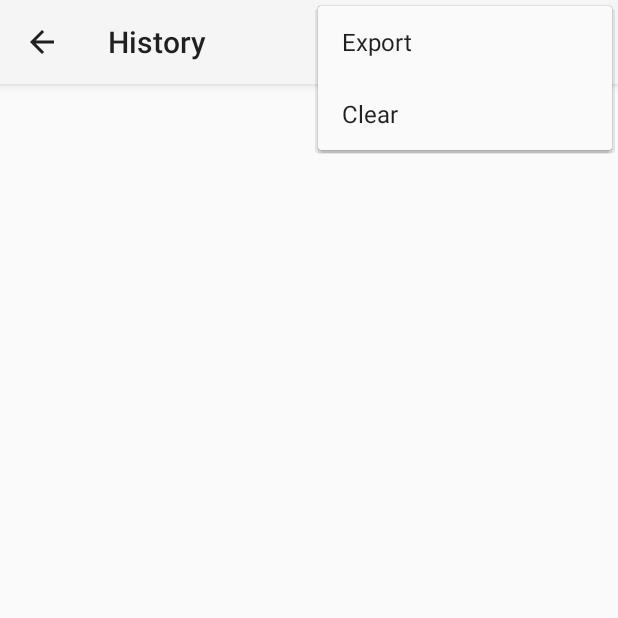
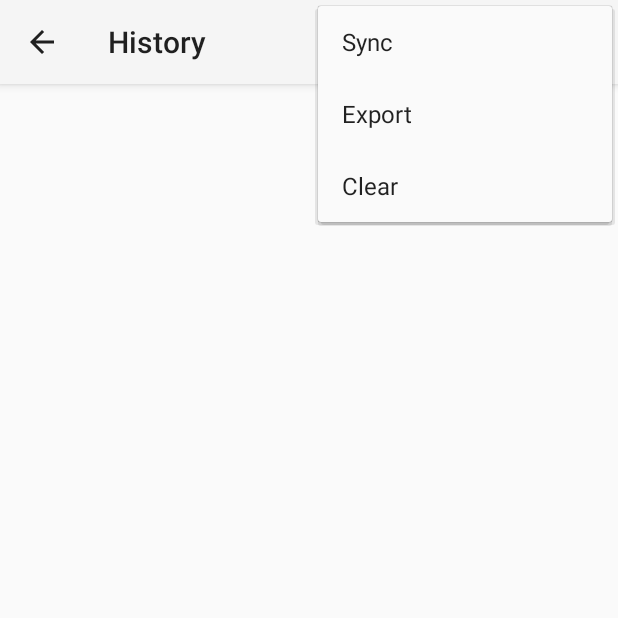
Before and after one commit to CyberZHG/CrimsonTomato, an Android app: the HistoryActivity screen opened directly, with no data from a screen before it, with the options menu open, on a phone screen of 412 x 824 dp, the top half of it. Run offline under Robolectric (Android 15) with nearby library versions, the phone set to English and light mode, and no system bars.

Commit message:
Sync only one tomato when finished and add sync all to history.
Signed-off-by: cyberzhg <cyberzhg@gmail.com>

```diff
--- a/app/build.gradle
+++ b/app/build.gradle
@@ -8,8 +8,8 @@ android {
         applicationId "zhaohg.crimson"
         minSdkVersion 14
         targetSdkVersion 22
-        versionCode 4
-        versionName "1.0.2"
+        versionCode 5
+        versionName "1.0.3"
         multiDexEnabled true
     }
     buildTypes {
--- a/app/src/main/java/zhaohg/crimson/data/TomatoData.java
+++ b/app/src/main/java/zhaohg/crimson/data/TomatoData.java
@@ -91,7 +91,7 @@ public class TomatoData {
         db.close();
         Setting setting = Setting.getInstance();
         if (setting.isSyncToCalendar()) {
-            this.syncToCalendar();
+            this.syncToCalendar(tomato);
         }
     }
 
@@ -166,6 +166,9 @@ public class TomatoData {
 
     public void syncToCalendar(Tomato tomato) {
         Setting setting = Setting.getInstance();
+        if (setting.getCalendarId().equals("")) {
+            return;
+        }
         Calendar beginTime = Calendar.getInstance();
         beginTime.setTime(tomato.getBegin());
         long startMillis = beginTime.getTimeInMillis();
--- a/app/src/main/res/menu/menu_history.xml
+++ b/app/src/main/res/menu/menu_history.xml
@@ -2,6 +2,11 @@
 <menu
     xmlns:android="http://schemas.android.com/apk/res/android"
     xmlns:app="http://schemas.android.com/apk/res-auto">
+
+    <item
+        android:id="@+id/menu_item_sync_all"
+        android:title="@string/action_sync_all"
+        app:showAsAction="never"/>
 
     <item
         android:id="@+id/menu_item_export_csv"
--- a/app/src/main/res/values/strings.xml
+++ b/app/src/main/res/values/strings.xml
@@ -1,60 +1,17 @@
+<?xml version="1.0" encoding="utf-8"?>
 <resources>
     <string name="app_name">Tomato Timer</string>
     <string name="hello_world">Hello world!</string>
 
-    <string name="title_activity_setting">Settings</string>
-    <string name="title_activity_history">History</string>
-    <string name="title_activity_choose_calendar">Choose Calendar</string>
-
-    <string name="action_settings">Settings</string>
-    <string name="action_history">History</string>
     <string name="action_confirm">Confirm</string>
     <string name="action_cancel">Cancel</string>
-    <string name="action_export_csv">Export</string>
-    <string name="action_clear_history">Clear</string>
 
     <string name="dialog_give_up_title">Give Up</string>
     <string name="dialog_give_up_message">Are you wish to give up?</string>
 
-    <string name="dialog_clear_history_title">Clear History</string>
-    <string name="dialog_clear_history_message">Are you sure to clear ALL history?</string>
-
     <string name="dialog_comment_title">Comment</string>
     <string name="dialog_comment_message">What have you done:</string>
 
-    <string name="toast_export_to">Exported to: </string>
-    <string name="toast_export_external_unavailable">Failed: The external storage is unavailable.</string>
-    <string name="toast_export_cannot_create_folder">Failed: Cannot create folder.</string>
-    <string name="toast_export_cannot_write_to_file">Failed: Cannot write to file.</string>
-
     <string name="timer_start">Start</string>
     <string name="timer_finished">Finished</string>
-
-    <string name="tomato_synced">Synced</string>
-    <string name="tomato_unsynced">Unsynced</string>
-
-    <string name="device_offline">The device is off-line</string>
-
-    <string name="setting_schedule">Schedule</string>
-    <string name="setting_period">Period</string>
-    <string name="setting_period_num">25 mins</string>
-    <string name="setting_period_num_suffix"> mins</string>
-    <string name="setting_period_too_short">Are you kidding me?</string>
-    <string name="setting_period_normal">25 minutes is the default setting.</string>
-    <string name="setting_period_too_long">All work and no play makes Jack a dull boy.</string>
-    <string name="setting_vibrate">Vibrate</string>
-    <string name="setting_vibrate_desc">Vibrate when finished</string>
-
-    <string name="setting_sync">Sync</string>
-    <string name="setting_sync_default_title">Default Title</string>
-    <string name="setting_sync_to_calendar">Sync to calendar</string>
-    <string name="setting_sync_current_calendar">Current calendar:</string>
-    <string name="setting_sync_current_calendar_none">None</string>
-    <string name="setting_sync_choose_calendar">Choose Calendar</string>
-
-    <string name="setting_about">About</string>
-    <string name="setting_source">Source Code</string>
-    <string name="setting_feedback">Feedback</string>
-    <string name="setting_privacy">Privacy</string>
-    <string name="setting_privacy_desc">The app will gather no information and only write permission is used.</string>
 </resources>
--- /dev/null
+++ b/app/src/main/res/values/strings_history.xml
@@ -0,0 +1,23 @@
+<?xml version="1.0" encoding="utf-8"?>
+<resources>
+    <string name="title_activity_history">History</string>
+
+    <string name="action_history">History</string>
+    <string name="action_sync_all">Sync</string>
+    <string name="action_export_csv">Export</string>
+    <string name="action_clear_history">Clear</string>
+
+    <string name="dialog_clear_history_title">Clear History</string>
+    <string name="dialog_clear_history_message">Are you sure to clear ALL history?</string>
+
+    <string name="dialog_sync_all_title">Sync All</string>
+    <string name="dialog_sync_all_message">Are you sure to sync ALL records?</string>
+
+    <string name="toast_export_to">Exported to: </string>
+    <string name="toast_export_external_unavailable">Failed: The external storage is unavailable.</string>
+    <string name="toast_export_cannot_create_folder">Failed: Cannot create folder.</string>
+    <string name="toast_export_cannot_write_to_file">Failed: Cannot write to file.</string>
+
+    <string name="tomato_synced">Synced</string>
+    <string name="tomato_unsynced">Unsynced</string>
+</resources>
```
Also changed, not shown: app/src/main/java/zhaohg/crimson/main/HistoryActivity.java (+26 -0 lines), app/src/main/java/zhaohg/crimson/scene/MainScene.java (+1 -7 lines), app/src/main/res/values/strings_setting.xml (added, +32 -0 lines), 4 other files.
